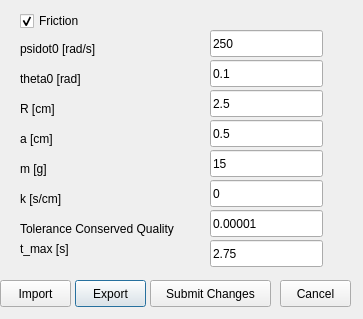
Qt form branches/QT+odeint2/parameter.ui (masterjava1/rwthsselabws2011g11) before a commit.
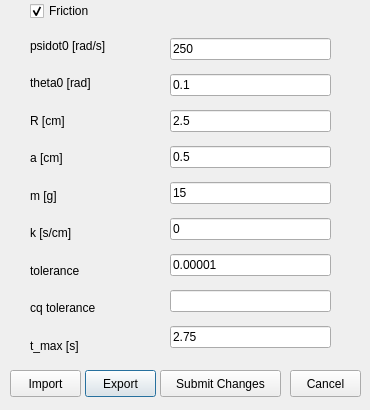
The same form after that commit.

Patch:
```diff
--- a/branches/QT+odeint2/parameter.ui
+++ b/branches/QT+odeint2/parameter.ui
@@ -6,82 +6,30 @@
    <rect>
     <x>0</x>
     <y>0</y>
-    <width>363</width>
-    <height>319</height>
+    <width>370</width>
+    <height>410</height>
    </rect>
   </property>
   <property name="minimumSize">
    <size>
-    <width>363</width>
-    <height>319</height>
+    <width>370</width>
+    <height>410</height>
    </size>
   </property>
   <property name="maximumSize">
    <size>
-    <width>363</width>
-    <height>319</height>
+    <width>370</width>
+    <height>410</height>
    </size>
   </property>
   <property name="windowTitle">
    <string>Dialog</string>
   </property>
-  <widget class="QLabel" name="TolConQual_text">
-   <property name="geometry">
-    <rect>
-     <x>20</x>
-     <y>220</y>
-     <width>181</width>
-     <height>17</height>
-    </rect>
-   </property>
-   <property name="text">
-    <string>Tolerance Conserved Quality</string>
-   </property>
-  </widget>
-  <widget class="QLabel" name="k_text">
-   <property name="geometry">
-    <rect>
-     <x>20</x>
-     <y>190</y>
-     <width>59</width>
-     <height>17</height>
-    </rect>
-   </property>
-   <property name="text">
-    <string>k [s/cm]</string>
-   </property>
-  </widget>
-  <widget class="QLineEdit" name="R">
-   <property name="geometry">
-    <rect>
-     <x>210</x>
-     <y>90</y>
-     <width>113</width>
-     <height>27</height>
-    </rect>
-   </property>
-   <property name="text">
-    <string>2.5</string>
-   </property>
-  </widget>
-  <widget class="QLineEdit" name="theta0">
-   <property name="geometry">
-    <rect>
-     <x>210</x>
-     <y>60</y>
-     <width>113</width>
-     <height>27</height>
-    </rect>
-   </property>
-   <property name="text">
-    <string>0.1</string>
-   </property>
-  </widget>
   <widget class="QPushButton" name="export_button">
    <property name="geometry">
     <rect>
-     <x>75</x>
-     <y>280</y>
+     <x>85</x>
+     <y>370</y>
      <width>71</width>
      <height>27</height>
     </rect>
@@ -90,89 +38,11 @@
     <string>Export</string>
    </property>
   </widget>
-  <widget class="QLabel" name="theta0_text">
-   <property name="geometry">
-    <rect>
-     <x>20</x>
-     <y>70</y>
-     <width>91</width>
-     <height>17</height>
-    </rect>
-   </property>
-   <property name="text">
-    <string>theta0 [rad]</string>
-   </property>
-  </widget>
-  <widget class="QLabel" name="m_text">
-   <property name="geometry">
-    <rect>
-     <x>20</x>
-     <y>160</y>
-     <width>59</width>
-     <height>17</height>
-    </rect>
-   </property>
-   <property name="text">
-    <string>m [g]</string>
-   </property>
-  </widget>
-  <widget class="QLabel" name="a_text">
-   <property name="geometry">
-    <rect>
-     <x>20</x>
-     <y>130</y>
-     <width>59</width>
-     <height>17</height>
-    </rect>
-   </property>
-   <property name="text">
-    <string>a [cm]</string>
-   </property>
-  </widget>
-  <widget class="QLabel" name="R_text">
-   <property name="geometry">
-    <rect>
-     <x>20</x>
-     <y>100</y>
-     <width>59</width>
-     <height>17</height>
-    </rect>
-   </property>
-   <property name="text">
-    <string>R [cm]</string>
-   </property>
-  </widget>
-  <widget class="QLineEdit" name="TolConQual">
-   <property name="geometry">
-    <rect>
-     <x>210</x>
-     <y>210</y>
-     <width>113</width>
-     <height>27</height>
-    </rect>
-   </property>
-   <property name="text">
-    <string>0.00001</string>
-   </property>
-  </widget>
-  <widget class="QLineEdit" name="a">
-   <property name="geometry">
-    <rect>
-     <x>210</x>
-     <y>120</y>
-     <width>113</width>
-     <height>27</height>
-    </rect>
-   </property>
-   <property name="text">
-    <string>0.5</string>
-   </property>
-  </widget>
   <widget class="QCheckBox" name="Friction">
    <property name="geometry">
     <rect>
-     <x>20</x>
-     <y>10</y>
+     <x>30</x>
+     <y>0</y>
      <width>91</width>
      <height>22</height>
     </rect>
@@ -187,8 +57,8 @@
   <widget class="QPushButton" name="import_button">
    <property name="geometry">
     <rect>
-     <x>0</x>
-     <y>280</y>
+     <x>10</x>
+     <y>370</y>
      <width>71</width>
      <height>27</height>
     </rect>
@@ -197,63 +67,11 @@
     <string>Import</string>
    </property>
   </widget>
-  <widget class="QLabel" name="psidot_text">
-   <property name="geometry">
-    <rect>
-     <x>20</x>
-     <y>40</y>
-     <width>121</width>
-     <height>17</height>
-    </rect>
-   </property>
-   <property name="text">
-    <string>psidot0 [rad/s]</string>
-   </property>
-  </widget>
-  <widget class="QLineEdit" name="psidot0">
-   <property name="geometry">
-    <rect>
-     <x>210</x>
-     <y>30</y>
-     <width>113</width>
-     <height>27</height>
-    </rect>
-   </property>
-   <property name="text">
-    <string>250</string>
-   </property>
-  </widget>
-  <widget class="QLineEdit" name="k">
-   <property name="geometry">
-    <rect>
-     <x>210</x>
-     <y>180</y>
-     <width>113</width>
-     <height>27</height>
-    </rect>
-   </property>
-   <property name="text">
-    <string>0</string>
-   </property>
-  </widget>
-  <widget class="QLineEdit" name="m">
-   <property name="geometry">
-    <rect>
-     <x>210</x>
-     <y>150</y>
-     <width>113</width>
-     <height>27</height>
-    </rect>
-   </property>
-   <property name="text">
-    <string>15</string>
-   </property>
-  </widget>
   <widget class="QPushButton" name="Submit">
    <property name="geometry">
     <rect>
-     <x>150</x>
-     <y>280</y>
+     <x>160</x>
+     <y>370</y>
      <width>121</width>
      <height>27</height>
     </rect>
@@ -265,8 +83,8 @@
   <widget class="QPushButton" name="Cancel">
    <property name="geometry">
     <rect>
-     <x>280</x>
-     <y>280</y>
+     <x>290</x>
+     <y>370</y>
      <width>71</width>
      <height>27</height>
     </rect>
@@ -275,31 +93,151 @@
     <string>Cancel</string>
    </property>
   </widget>
-  <widget class="QLabel" name="t_max_text">
+  <widget class="QWidget" name="verticalLayoutWidget">
    <property name="geometry">
     <rect>
-     <x>20</x>
-     <y>240</y>
-     <width>81</width>
-     <height>17</height>
+     <x>170</x>
+     <y>30</y>
+     <width>161</width>
+     <height>331</height>
     </rect>
    </property>
-   <property name="text">
-    <string>t_max [s]</string>
-   </property>
+   <layout class="QVBoxLayout" name="verticalLayout">
+    <item>
+     <widget class="QLineEdit" name="psidot0">
+      <property name="text">
+       <string>250</string>
+      </property>
+     </widget>
+    </item>
+    <item>
+     <widget class="QLineEdit" name="theta0">
+      <property name="text">
+       <string>0.1</string>
+      </property>
+     </widget>
+    </item>
+    <item>
+     <widget class="QLineEdit" name="R">
+      <property name="text">
+       <string>2.5</string>
+      </property>
+     </widget>
+    </item>
+    <item>
+     <widget class="QLineEdit" name="a">
+      <property name="text">
+       <string>0.5</string>
+      </property>
+     </widget>
+    </item>
+    <item>
+     <widget class="QLineEdit" name="m">
+      <property name="text">
+       <string>15</string>
+      </property>
+     </widget>
+    </item>
+    <item>
+     <widget class="QLineEdit" name="k">
+      <property name="text">
+       <string>0</string>
+      </property>
+     </widget>
+    </item>
+    <item>
+     <widget class="QLineEdit" name="TolConQual">
+      <property name="text">
+       <string>0.00001</string>
+      </property>
+     </widget>
+    </item>
+    <item>
+     <widget class="QLineEdit" name="cqtol"/>
+    </item>
+    <item>
+     <widget class="QLineEdit" name="t_max">
+      <property name="text">
+       <string>2.75</string>
+      </property>
+     </widget>
+    </item>
+   </layout>
   </widget>
-  <widget class="QLineEdit" name="t_max">
+  <widget class="QWidget" name="verticalLayoutWidget_2">
    <property name="geometry">
     <rect>
-     <x>210</x>
-     <y>240</y>
-     <width>113</width>
-     <height>27</height>
+     <x>30</x>
+     <y>30</y>
+     <width>111</width>
+     <height>331</height>
     </rect>
    </property>
-   <property name="text">
-    <string>2.75</string>
-   </property>
+   <layout class="QVBoxLayout" name="verticalLayout_2">
+    <item>
+     <widget class="QLabel" name="psidot_text">
+      <property name="text">
+       <string>psidot0 [rad/s]</string>
+      </property>
+     </widget>
+    </item>
+    <item>
+     <widget class="QLabel" name="theta0_text">
+      <property name="text">
+       <string>theta0 [rad]</string>
+      </property>
+     </widget>
+    </item>
+    <item>
+     <widget class="QLabel" name="R_text">
+      <property name="text">
+       <string>R [cm]</string>
+      </property>
+     </widget>
+    </item>
+    <item>
+     <widget class="QLabel" name="a_text">
+      <property name="text">
+       <string>a [cm]</string>
+      </property>
+     </widget>
+    </item>
+    <item>
+     <widget class="QLabel" name="m_text">
+      <property name="text">
+       <string>m [g]</string>
+      </property>
+     </widget>
+    </item>
+    <item>
+     <widget class="QLabel" name="k_text">
+      <property name="text">
+       <string>k [s/cm]</string>
+      </property>
+     </widget>
+    </item>
+    <item>
+     <widget class="QLabel" name="TolConQual_text">
+      <property name="text">
+       <string>tolerance</string>
+      </property>
+     </widget>
+    </item>
+    <item>
+     <widget class="QLabel" name="label">
+      <property name="text">
+       <string>cq tolerance</string>
+      </property>
+     </widget>
+    </item>
+    <item>
+     <widget class="QLabel" name="t_max_text">
+      <property name="text">
+       <string>t_max [s]</string>
+      </property>
+     </widget>
+    </item>
+   </layout>
   </widget>
   <action name="actionSetButtonClicked">
    <property name="text">
```
